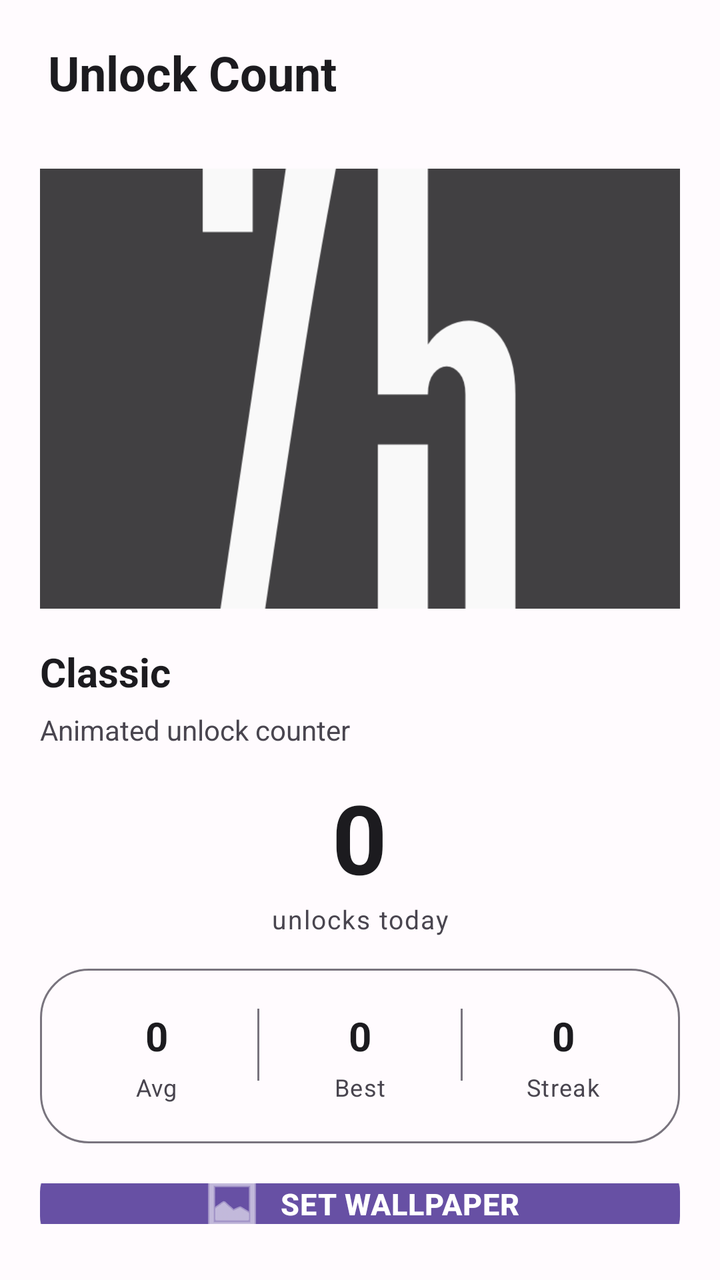
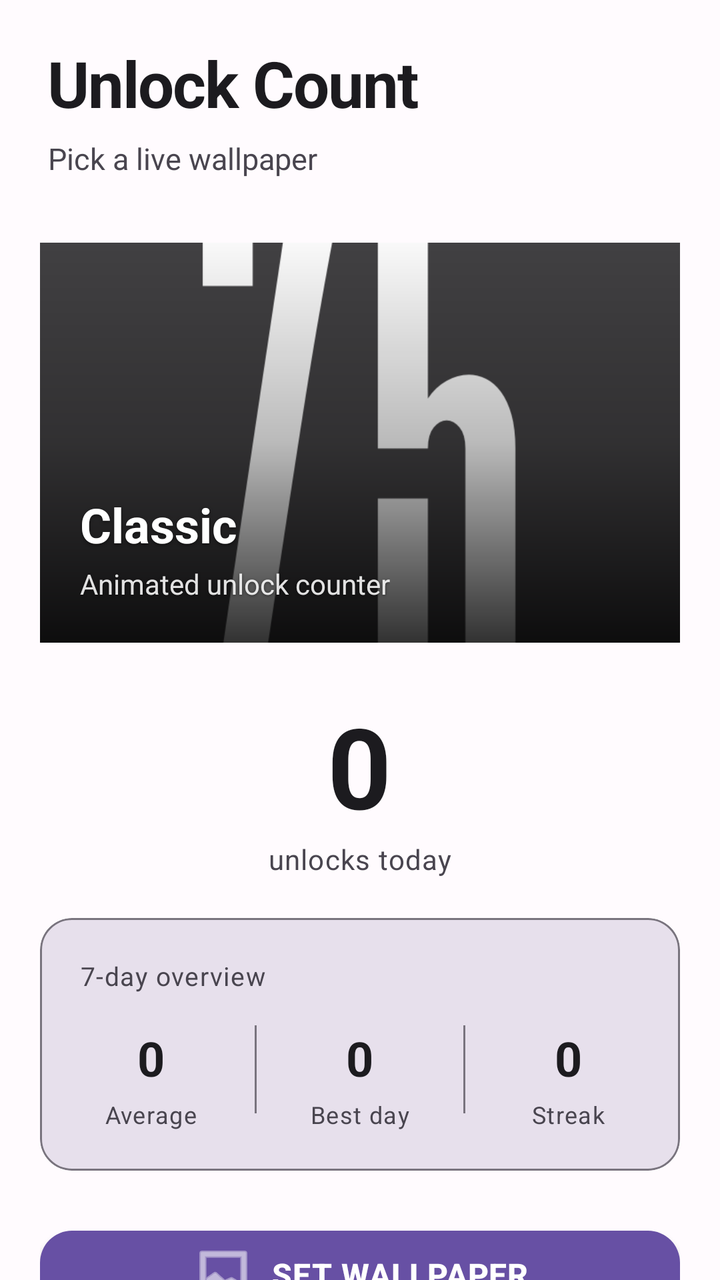

Two renders of the same Android screen: before a commit and after it. Below are the layout's source before the change and the commit's diff.
<!-- AndroidManifest.xml: application theme AppTheme -->
<!-- res/layout/activity_main.xml -->
<?xml version="1.0" encoding="utf-8"?>
<androidx.coordinatorlayout.widget.CoordinatorLayout xmlns:android="http://schemas.android.com/apk/res/android"
    xmlns:app="http://schemas.android.com/apk/res-auto"
    android:layout_width="match_parent"
    android:layout_height="match_parent"
    android:background="?attr/colorSurface">

    <com.google.android.material.appbar.AppBarLayout
        android:layout_width="match_parent"
        android:layout_height="wrap_content"
        android:background="?attr/colorSurface"
        app:elevation="0dp">

        <TextView
            android:id="@+id/tvAppTitle"
            android:layout_width="match_parent"
            android:layout_height="wrap_content"
            android:text="Unlock Count"
            android:textSize="24sp"
            android:textStyle="bold"
            android:textColor="?attr/colorOnSurface"
            android:gravity="center_vertical"
            android:paddingHorizontal="24dp"
            android:paddingVertical="20dp" />
    </com.google.android.material.appbar.AppBarLayout>

    <FrameLayout
        android:layout_width="match_parent"
        android:layout_height="match_parent"
        app:layout_behavior="@string/appbar_scrolling_view_behavior">

        <LinearLayout
            android:layout_width="match_parent"
            android:layout_height="match_parent"
            android:orientation="vertical"
            android:paddingHorizontal="20dp"
            android:paddingTop="12dp"
            android:paddingBottom="28dp">

            <ImageView
                android:id="@+id/previewImage"
                android:layout_width="match_parent"
                android:layout_height="220dp"
                android:scaleType="centerCrop"
                android:src="@drawable/thumbnail"
                android:background="@drawable/bg_rounded_card" />

            <LinearLayout
                android:layout_width="match_parent"
                android:layout_height="wrap_content"
                android:orientation="vertical"
                android:layout_marginTop="18dp"
                android:layout_marginBottom="12dp">

                <TextView
                    android:id="@+id/tvModeTitle"
                    android:layout_width="wrap_content"
                    android:layout_height="wrap_content"
                    android:text="Classic"
                    android:textSize="20sp"
                    android:textStyle="bold"
                    android:textColor="?attr/colorOnSurface" />

                <TextView
                    android:id="@+id/tvModeDesc"
                    android:layout_width="wrap_content"
                    android:layout_height="wrap_content"
                    android:text="Animated unlock counter"
                    android:textSize="14sp"
                    android:textColor="?attr/colorOnSurfaceVariant"
                    android:layout_marginTop="6dp" />
            </LinearLayout>

            <LinearLayout
                android:layout_width="match_parent"
                android:layout_height="wrap_content"
                android:orientation="vertical"
                android:gravity="center_horizontal"
                android:layout_marginBottom="16dp">

                <TextView
                    android:id="@+id/tvTodayCount"
                    android:layout_width="wrap_content"
                    android:layout_height="wrap_content"
                    android:text="0"
                    android:textSize="48sp"
                    android:textStyle="bold"
                    android:textColor="?attr/colorOnSurface" />

                <TextView
                    android:layout_width="wrap_content"
                    android:layout_height="wrap_content"
                    android:text="unlocks today"
                    android:textSize="13sp"
                    android:textColor="?attr/colorOnSurfaceVariant"
                    android:letterSpacing="0.05" />
            </LinearLayout>

            <FrameLayout
                android:layout_width="match_parent"
                android:layout_height="wrap_content"
                android:layout_marginBottom="20dp"
                android:background="@drawable/bg_rounded_card"
                android:padding="20dp">

                <LinearLayout
                    android:layout_width="match_parent"
                    android:layout_height="wrap_content"
                    android:orientation="horizontal"
                    android:gravity="center_horizontal">

                    <LinearLayout
                        android:layout_width="0dp"
                        android:layout_height="wrap_content"
                        android:layout_weight="1"
                        android:orientation="vertical"
                        android:gravity="center_horizontal">

                        <TextView
                            android:id="@+id/tvAverage"
                            android:layout_width="wrap_content"
                            android:layout_height="wrap_content"
                            android:text="0"
                            android:textSize="20sp"
                            android:textStyle="bold"
                            android:textColor="?attr/colorOnSurface"
                            android:layout_marginBottom="4dp" />

                        <TextView
                            android:layout_width="wrap_content"
                            android:layout_height="wrap_content"
                            android:text="Avg"
                            android:textSize="12sp"
                            android:textColor="?attr/colorOnSurfaceVariant"
                            android:letterSpacing="0.04" />
                    </LinearLayout>

                    <View
                        android:layout_width="1dp"
                        android:layout_height="36dp"
                        android:background="?attr/colorOutline"
                        android:layout_marginHorizontal="12dp" />

                    <LinearLayout
                        android:layout_width="0dp"
                        android:layout_height="wrap_content"
                        android:layout_weight="1"
                        android:orientation="vertical"
                        android:gravity="center_horizontal">

                        <TextView
                            android:id="@+id/tvBestDay"
                            android:layout_width="wrap_content"
                            android:layout_height="wrap_content"
                            android:text="0"
                            android:textSize="20sp"
                            android:textStyle="bold"
                            android:textColor="?attr/colorOnSurface"
                            android:layout_marginBottom="4dp" />

                        <TextView
                            android:layout_width="wrap_content"
                            android:layout_height="wrap_content"
                            android:text="Best"
                            android:textSize="12sp"
                            android:textColor="?attr/colorOnSurfaceVariant"
                            android:letterSpacing="0.04" />
                    </LinearLayout>

                    <View
                        android:layout_width="1dp"
                        android:layout_height="36dp"
                        android:background="?attr/colorOutline"
                        android:layout_marginHorizontal="12dp" />

                    <LinearLayout
                        android:layout_width="0dp"
                        android:layout_height="wrap_content"
                        android:layout_weight="1"
                        android:orientation="vertical"
                        android:gravity="center_horizontal">

                        <TextView
                            android:id="@+id/tvStreak"
                            android:layout_width="wrap_content"
                            android:layout_height="wrap_content"
                            android:text="0"
                            android:textSize="20sp"
                            android:textStyle="bold"
                            android:textColor="?attr/colorOnSurface"
                            android:layout_marginBottom="4dp" />

                        <TextView
                            android:layout_width="wrap_content"
                            android:layout_height="wrap_content"
                            android:text="Streak"
                            android:textSize="12sp"
                            android:textColor="?attr/colorOnSurfaceVariant"
                            android:letterSpacing="0.04" />
                    </LinearLayout>
                </LinearLayout>
            </FrameLayout>

            <LinearLayout
                android:layout_width="match_parent"
                android:layout_height="wrap_content"
                android:gravity="center">

                <com.google.android.material.button.MaterialButton
                    android:id="@+id/btnSetWallpaper"
                    android:layout_width="match_parent"
                    android:layout_height="56dp"
                    android:text="Set Wallpaper"
                    app:cornerRadius="16dp"
                    app:icon="@android:drawable/ic_menu_gallery"
                    app:iconGravity="textStart"
                    android:textSize="15sp"
                    android:textStyle="bold"
                    android:letterSpacing="0.02" />

            </LinearLayout>

            <TextView
                android:layout_width="wrap_content"
                android:layout_height="wrap_content"
                android:text="All modes"
                android:textSize="14sp"
                android:textColor="?attr/colorOnSurfaceVariant"
                android:layout_marginTop="24dp"
                android:layout_marginBottom="10dp"
                android:letterSpacing="0.04" />

            <androidx.recyclerview.widget.RecyclerView
                android:id="@+id/rvModes"
                android:layout_width="match_parent"
                android:layout_height="wrap_content"
                android:clipToPadding="false"
                android:paddingBottom="8dp" />
        </LinearLayout>
    </FrameLayout>
</androidx.coordinatorlayout.widget.CoordinatorLayout>
<!-- resources referenced by this layout -->
<resources>
  <!-- drawable bg_rounded_card (drawable) -->
  <?xml version="1.0" encoding="utf-8"?>
  <shape xmlns:android="http://schemas.android.com/apk/res/android"
      android:shape="rectangle">
      <solid android:color="?attr/colorSurface" />
      <corners android:radius="24dp" />
      <stroke android:width="1dp" android:color="?attr/colorOutline" />
  </shape>
  <!-- drawable thumbnail: png bitmap (drawable, 23393 bytes) -->
  <style name="AppTheme" parent="Theme.MaterialComponents.DayNight.NoActionBar">
          <item name="colorPrimary">@color/colorPrimary</item>
          <item name="colorOnPrimary">@color/colorOnPrimary</item>
          <item name="colorPrimaryContainer">@color/colorPrimaryContainer</item>
          <item name="colorOnPrimaryContainer">@color/colorOnPrimaryContainer</item>
          <item name="colorSurface">@color/background</item>
          <item name="colorOnSurface">@color/onSurface</item>
          <item name="colorSurfaceVariant">@color/surfaceVariant</item>
          <item name="colorOnSurfaceVariant">@color/onSurfaceVariant</item>
          <item name="colorOutline">@color/outline</item>
          <item name="android:statusBarColor">@android:color/transparent</item>
          <item name="android:windowLightStatusBar">false</item>
      </style>
  <color name="colorPrimary">#6750A4</color>
  <color name="colorOnPrimary">#FFFFFF</color>
  <color name="colorPrimaryContainer">#EADDFF</color>
  <color name="colorOnPrimaryContainer">#21005D</color>
  <color name="background">#FFFBFE</color>
  <color name="onSurface">#1C1B1F</color>
  <color name="surfaceVariant">#E7E0EC</color>
  <color name="onSurfaceVariant">#49454F</color>
  <color name="outline">#79747E</color>
</resources>

<!-- the commit's change to res/layout/activity_main.xml (unified diff, before → after) -->
@@ -6,228 +6,308 @@
     android:background="?attr/colorSurface">
 
     <com.google.android.material.appbar.AppBarLayout
+        android:id="@+id/appBar"
         android:layout_width="match_parent"
         android:layout_height="wrap_content"
         android:background="?attr/colorSurface"
         app:elevation="0dp">
 
-        <TextView
-            android:id="@+id/tvAppTitle"
+        <com.google.android.material.appbar.CollapsingToolbarLayout
             android:layout_width="match_parent"
             android:layout_height="wrap_content"
-            android:text="Unlock Count"
-            android:textSize="24sp"
-            android:textStyle="bold"
-            android:textColor="?attr/colorOnSurface"
-            android:gravity="center_vertical"
-            android:paddingHorizontal="24dp"
-            android:paddingVertical="20dp" />
-    </com.google.android.material.appbar.AppBarLayout>
-
-    <FrameLayout
-        android:layout_width="match_parent"
-        android:layout_height="match_parent"
-        app:layout_behavior="@string/appbar_scrolling_view_behavior">
-
-        <LinearLayout
-            android:layout_width="match_parent"
-            android:layout_height="match_parent"
-            android:orientation="vertical"
-            android:paddingHorizontal="20dp"
-            android:paddingTop="12dp"
-            android:paddingBottom="28dp">
-
-            <ImageView
-                android:id="@+id/previewImage"
-                android:layout_width="match_parent"
-                android:layout_height="220dp"
-                android:scaleType="centerCrop"
-                android:src="@drawable/thumbnail"
-                android:background="@drawable/bg_rounded_card" />
+            app:layout_scrollFlags="scroll|exitUntilCollapsed"
+            app:titleEnabled="false"
+            app:contentScrim="?attr/colorSurface">
 
             <LinearLayout
                 android:layout_width="match_parent"
                 android:layout_height="wrap_content"
                 android:orientation="vertical"
-                android:layout_marginTop="18dp"
-                android:layout_marginBottom="12dp">
+                android:paddingHorizontal="24dp"
+                android:paddingTop="20dp"
+                android:paddingBottom="16dp"
+                app:layout_collapseMode="parallax"
+                app:layout_collapseParallaxMultiplier="0.7">
 
                 <TextView
-                    android:id="@+id/tvModeTitle"
+                    android:id="@+id/tvAppTitle"
                     android:layout_width="wrap_content"
                     android:layout_height="wrap_content"
-                    android:text="Classic"
-                    android:textSize="20sp"
+                    android:text="Unlock Count"
+                    android:textSize="32sp"
                     android:textStyle="bold"
-                    android:textColor="?attr/colorOnSurface" />
+                    android:textColor="?attr/colorOnSurface"
+                    android:letterSpacing="-0.02" />
 
                 <TextView
-                    android:id="@+id/tvModeDesc"
                     android:layout_width="wrap_content"
                     android:layout_height="wrap_content"
-                    android:text="Animated unlock counter"
-                    android:textSize="14sp"
+                    android:text="Pick a live wallpaper"
+                    android:textSize="15sp"
                     android:textColor="?attr/colorOnSurfaceVariant"
                     android:layout_marginTop="6dp" />
             </LinearLayout>
-
+        </com.google.android.material.appbar.CollapsingToolbarLayout>
+    </com.google.android.material.appbar.AppBarLayout>
+
+    <androidx.core.widget.NestedScrollView
+        android:layout_width="match_parent"
+        android:layout_height="match_parent"
+        android:fillViewport="true"
+        android:clipToPadding="false"
+        app:layout_behavior="@string/appbar_scrolling_view_behavior">
+
+        <LinearLayout
+            android:layout_width="match_parent"
+            android:layout_height="wrap_content"
+            android:orientation="vertical"
+            android:paddingHorizontal="20dp"
+            android:paddingTop="16dp"
+            android:paddingBottom="32dp">
+
+            
+            <FrameLayout
+                android:layout_width="match_parent"
+                android:layout_height="200dp"
+                android:layout_marginBottom="24dp"
+                android:background="@drawable/bg_rounded_card">
+
+                <ImageView
+                    android:id="@+id/previewImage"
+                    android:layout_width="match_parent"
+                    android:layout_height="match_parent"
+                    android:scaleType="centerCrop"
+                    android:src="@drawable/thumbnail" />
+
+                <View
+                    android:layout_width="match_parent"
+                    android:layout_height="match_parent"
+                    android:background="@drawable/bg_gradient_overlay" />
+
+                <LinearLayout
+                    android:layout_width="match_parent"
+                    android:layout_height="match_parent"
+                    android:orientation="vertical"
+                    android:gravity="bottom"
+                    android:padding="20dp">
+
+                    <TextView
+                        android:id="@+id/tvModeTitle"
+                        android:layout_width="wrap_content"
+                        android:layout_height="wrap_content"
+                        android:text="Classic"
+                        android:textSize="24sp"
+                        android:textStyle="bold"
+                        android:textColor="@android:color/white"
+                        android:shadowColor="#80000000"
+                        android:shadowDx="0"
+                        android:shadowDy="2"
+                        android:shadowRadius="4" />
+
+                    <TextView
+                        android:id="@+id/tvModeDesc"
+                        android:layout_width="wrap_content"
+                        android:layout_height="wrap_content"
+                        android:text="Animated unlock counter"
+                        android:textSize="14sp"
+                        android:textColor="#E0FFFFFF"
+                        android:layout_marginTop="4dp"
+                        android:shadowColor="#80000000"
+                        android:shadowDx="0"
+                        android:shadowDy="1"
+                        android:shadowRadius="3" />
+                </LinearLayout>
+            </FrameLayout>
+
+            
             <LinearLayout
                 android:layout_width="match_parent"
                 android:layout_height="wrap_content"
                 android:orientation="vertical"
                 android:gravity="center_horizontal"
-                android:layout_marginBottom="16dp">
+                android:layout_marginBottom="20dp">
 
                 <TextView
                     android:id="@+id/tvTodayCount"
                     android:layout_width="wrap_content"
                     android:layout_height="wrap_content"
                     android:text="0"
-                    android:textSize="48sp"
+                    android:textSize="56sp"
                     android:textStyle="bold"
-                    android:textColor="?attr/colorOnSurface" />
+                    android:textColor="?attr/colorOnSurface"
+                    android:letterSpacing="-0.02" />
 
                 <TextView
                     android:layout_width="wrap_content"
                     android:layout_height="wrap_content"
                     android:text="unlocks today"
-                    android:textSize="13sp"
+                    android:textSize="14sp"
                     android:textColor="?attr/colorOnSurfaceVariant"
-                    android:letterSpacing="0.05" />
+                    android:letterSpacing="0.03" />
             </LinearLayout>
 
-            <FrameLayout
-                android:layout_width="match_parent"
-                android:layout_height="wrap_content"
-                android:layout_marginBottom="20dp"
-                android:background="@drawable/bg_rounded_card"
-                android:padding="20dp">
+            
+            <com.google.android.material.card.MaterialCardView
+                android:layout_width="match_parent"
+                android:layout_height="wrap_content"
+                android:layout_marginBottom="24dp"
+                app:cardCornerRadius="16dp"
+                app:cardElevation="0dp"
+                app:cardBackgroundColor="?attr/colorSurfaceVariant"
+                app:strokeColor="?attr/colorOutline"
+                app:strokeWidth="1dp">
 
                 <LinearLayout
                     android:layout_width="match_parent"
                     android:layout_height="wrap_content"
-                    android:orientation="horizontal"
-                    android:gravity="center_horizontal">
+                    android:orientation="vertical"
+                    android:padding="20dp">
+
+                    <TextView
+                        android:layout_width="wrap_content"
+                        android:layout_height="wrap_content"
+                        android:text="7-day overview"
+                        android:textSize="13sp"
+                        android:textColor="?attr/colorOnSurfaceVariant"
+                        android:layout_marginBottom="16dp"
+                        android:letterSpacing="0.04" />
 
                     <LinearLayout
-                        android:layout_width="0dp"
+                        android:layout_width="match_parent"
                         android:layout_height="wrap_content"
-                        android:layout_weight="1"
-                        android:orientation="vertical"
+                        android:orientation="horizontal"
                         android:gravity="center_horizontal">
 
-                        <TextView
-                            android:id="@+id/tvAverage"
-                            android:layout_width="wrap_content"
+                        <LinearLayout
+                            android:layout_width="0dp"
                             android:layout_height="wrap_content"
-                            android:text="0"
-                            android:textSize="20sp"
-                            android:textStyle="bold"
-                            android:textColor="?attr/colorOnSurface"
-                            android:layout_marginBottom="4dp" />
-
-                        <TextView
-                            android:layout_width="wrap_content"
+                            android:layout_weight="1"
+                            android:orientation="vertical"
+                            android:gravity="center_horizontal">
+
+                            <TextView
+                                android:id="@+id/tvAverage"
+                                android:layout_width="wrap_content"
+                                android:layout_height="wrap_content"
+                                android:text="0"
+                                android:textSize="24sp"
+                                android:textStyle="bold"
+                                android:textColor="?attr/colorOnSurface"
+                                android:layout_marginBottom="4dp" />
+
+                            <TextView
+                                android:layout_width="wrap_content"
+                                android:layout_height="wrap_content"
+                                android:text="Average"
+                                android:textSize="12sp"
+                                android:textColor="?attr/colorOnSurfaceVariant"
+                                android:letterSpacing="0.04" />
+                        </LinearLayout>
+
+                        <View
+                            android:layout_width="1dp"
+                            android:layout_height="44dp"
+                            android:background="?attr/colorOutline"
+                            android:layout_marginHorizontal="16dp" />
+
+                        <LinearLayout
+                            android:layout_width="0dp"
                             android:layout_height="wrap_content"
-                            android:text="Avg"
-                            android:textSize="12sp"
-                            android:textColor="?attr/colorOnSurfaceVariant"
-                            android:letterSpacing="0.04" />
-                    </LinearLayout>
-
-                    <View
-                        android:layout_width="1dp"
-                        android:layout_height="36dp"
-                        android:background="?attr/colorOutline"
-                        android:layout_marginHorizontal="12dp" />
-
-                    <LinearLayout
-                        android:layout_width="0dp"
-                        android:layout_height="wrap_content"
-                        android:layout_weight="1"
-                        android:orientation="vertical"
-                        android:gravity="center_horizontal">
-
-                        <TextView
-                            android:id="@+id/tvBestDay"
-                            android:layout_width="wrap_content"
+                            android:layout_weight="1"
+                            android:orientation="vertical"
+                            android:gravity="center_horizontal">
+
+                            <TextView
+                                android:id="@+id/tvBestDay"
+                                android:layout_width="wrap_content"
+                                android:layout_height="wrap_content"
+                                android:text="0"
+                                android:textSize="24sp"
+                                android:textStyle="bold"
+                                android:textColor="?attr/colorOnSurface"
+                                android:layout_marginBottom="4dp" />
+
+                            <TextView
+                                android:layout_width="wrap_content"
+                                android:layout_height="wrap_content"
+                                android:text="Best day"
+                                android:textSize="12sp"
+                                android:textColor="?attr/colorOnSurfaceVariant"
+                                android:letterSpacing="0.04" />
+                        </LinearLayout>
+
+                        <View
+                            android:layout_width="1dp"
+                            android:layout_height="44dp"
+                            android:background="?attr/colorOutline"
+                            android:layout_marginHorizontal="16dp" />
+
+                        <LinearLayout
+                            android:layout_width="0dp"
                             android:layout_height="wrap_content"
-                            android:text="0"
-                            android:textSize="20sp"
-                            android:textStyle="bold"
-                            android:textColor="?attr/colorOnSurface"
-                            android:layout_marginBottom="4dp" />
-
-                        <TextView
-                            android:layout_width="wrap_content"
-                            android:layout_height="wrap_content"
-                            android:text="Best"
-                            android:textSize="12sp"
-                            android:textColor="?attr/colorOnSurfaceVariant"
-                            android:letterSpacing="0.04" />
-                    </LinearLayout>
-
-                    <View
-                        android:layout_width="1dp"
-                        android:layout_height="36dp"
-                        android:background="?attr/colorOutline"
-                        android:layout_marginHorizontal="12dp" />
-
-                    <LinearLayout
-                        android:layout_width="0dp"
-                        android:layout_height="wrap_content"
-                        android:layout_weight="1"
-                        android:orientation="vertical"
-                        android:gravity="center_horizontal">
-
-                        <TextView
-                            android:id="@+id/tvStreak"
-                            android:layout_width="wrap_content"
-                            android:layout_height="wrap_content"
-                            android:text="0"
-                            android:textSize="20sp"
-                            android:textStyle="bold"
-                            android:textColor="?attr/colorOnSurface"
-                            android:layout_marginBottom="4dp" />
-
-                        <TextView
-                            android:layout_width="wrap_content"
-                            android:layout_height="wrap_content"
-                            android:text="Streak"
-                            android:textSize="12sp"
-                            android:textColor="?attr/colorOnSurfaceVariant"
-                            android:letterSpacing="0.04" />
+                            android:layout_weight="1"
+                            android:orientation="vertical"
+                            android:gravity="center_horizontal">
+
+                            <TextView
+                                android:id="@+id/tvStreak"
+                                android:layout_width="wrap_content"
+                                android:layout_height="wrap_content"
+                                android:text="0"
+                                android:textSize="24sp"
+                                android:textStyle="bold"
+                                android:textColor="?attr/colorOnSurface"
+                                android:layout_marginBottom="4dp" />
+
+                            <TextView
+                                android:layout_width="wrap_content"
+                                android:layout_height="wrap_content"
+                                android:text="Streak"
+                                android:textSize="12sp"
+                                android:textColor="?attr/colorOnSurfaceVariant"
+                                android:letterSpacing="0.04" />
+                        </LinearLayout>
                     </LinearLayout>
                 </LinearLayout>
-            </FrameLayout>
-
-            <LinearLayout
-                android:layout_width="match_parent"
-                android:layout_height="wrap_content"
-                android:gravity="center">
-
-                <com.google.android.material.button.MaterialButton
-                    android:id="@+id/btnSetWallpaper"
-                    android:layout_width="match_parent"
-                    android:layout_height="56dp"
-                    android:text="Set Wallpaper"
-                    app:cornerRadius="16dp"
-                    app:icon="@android:drawable/ic_menu_gallery"
-                    app:iconGravity="textStart"
-                    android:textSize="15sp"
-                    android:textStyle="bold"
-                    android:letterSpacing="0.02" />
-
-            </LinearLayout>
-
+            </com.google.android.material.card.MaterialCardView>
+
+            
+            <com.google.android.material.button.MaterialButton
+                android:id="@+id/btnSetWallpaper"
+                android:layout_width="match_parent"
+                android:layout_height="56dp"
+                android:layout_marginBottom="12dp"
+                android:text="Set Wallpaper"
+                android:textSize="16sp"
+                android:textStyle="bold"
+                android:letterSpacing="0.02"
+                app:cornerRadius="16dp"
+                app:icon="@android:drawable/ic_menu_gallery"
+                app:iconGravity="textStart" />
+
+            
+            <com.google.android.material.button.MaterialButton
+                android:id="@+id/btnSettings"
+                android:layout_width="match_parent"
+                android:layout_height="56dp"
+                android:layout_marginBottom="24dp"
+                android:text="Open Settings"
+                android:textSize="15sp"
+                android:textStyle="bold"
+                android:letterSpacing="0.02"
+                style="@style/Widget.MaterialComponents.Button.OutlinedButton"
+                app:cornerRadius="16dp"
+                app:icon="@android:drawable/ic_menu_preferences"
+                app:iconGravity="textStart" />
+
+            
             <TextView
                 android:layout_width="wrap_content"
                 android:layout_height="wrap_content"
                 android:text="All modes"
                 android:textSize="14sp"
                 android:textColor="?attr/colorOnSurfaceVariant"
-                android:layout_marginTop="24dp"
-                android:layout_marginBottom="10dp"
+                android:layout_marginBottom="12dp"
                 android:letterSpacing="0.04" />
 
             <androidx.recyclerview.widget.RecyclerView
@@ -235,7 +315,8 @@
                 android:layout_width="match_parent"
                 android:layout_height="wrap_content"
                 android:clipToPadding="false"
+                android:nestedScrollingEnabled="false"
                 android:paddingBottom="8dp" />
         </LinearLayout>
-    </FrameLayout>
+    </androidx.core.widget.NestedScrollView>
 </androidx.coordinatorlayout.widget.CoordinatorLayout>
<!-- resource entries referenced after the edit -->
@@ -1,5 +1,15 @@
 <!-- resources referenced by this layout -->
 <resources>
+  <!-- drawable bg_gradient_overlay (drawable) -->
+  <?xml version="1.0" encoding="utf-8"?>
+  <shape xmlns:android="http://schemas.android.com/apk/res/android"
+      android:shape="rectangle">
+      <gradient
+          android:angle="270"
+          android:startColor="#00000000"
+          android:centerColor="#40000000"
+          android:endColor="#CC000000" />
+  </shape>
   <!-- drawable bg_rounded_card (drawable) -->
   <?xml version="1.0" encoding="utf-8"?>
   <shape xmlns:android="http://schemas.android.com/apk/res/android"
